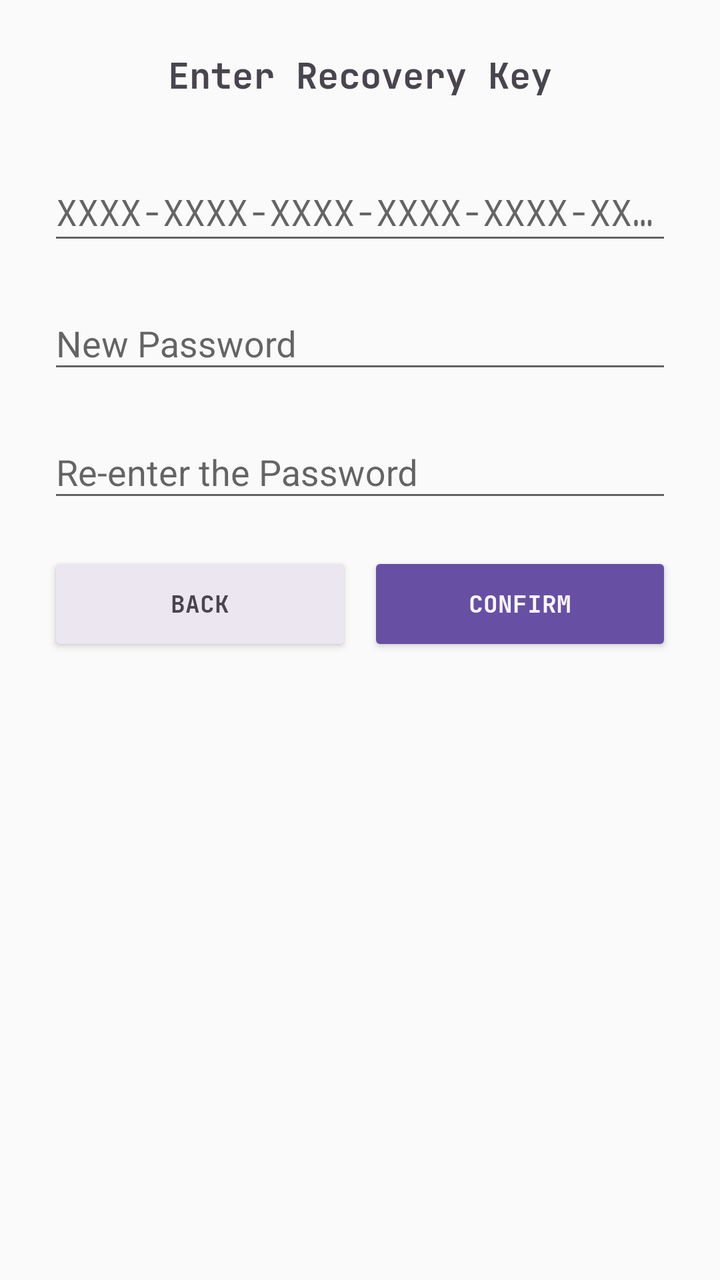
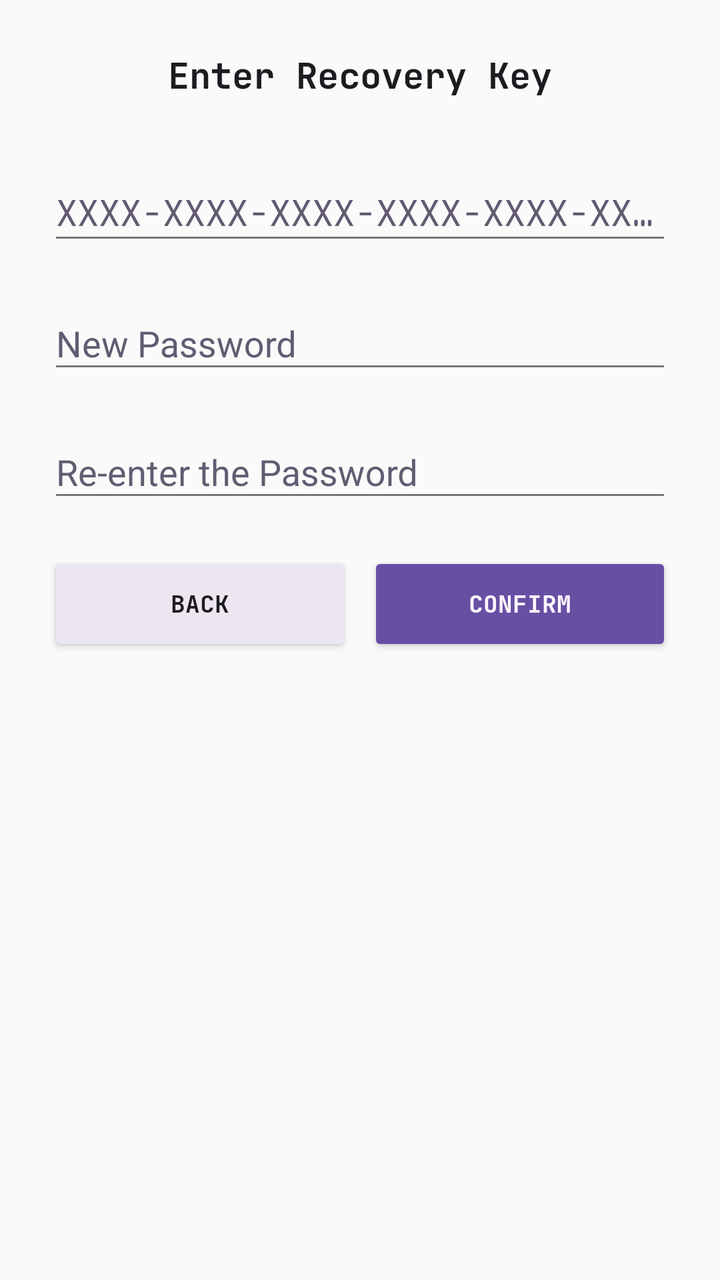

Two renders of the same Android screen: before a commit and after it. Below are the layout's source before the change and the commit's diff.
<!-- AndroidManifest.xml: application theme Theme.AppCompat.Light.NoActionBar -->
<!-- res/layout/dialog_enter_recovery_code.xml -->
<?xml version="1.0" encoding="utf-8"?>
<LinearLayout xmlns:android="http://schemas.android.com/apk/res/android"
    android:layout_width="match_parent"
    android:layout_height="wrap_content"
    android:orientation="vertical"
    android:padding="24dp">

    
    <TextView
        android:layout_width="match_parent"
        android:layout_height="wrap_content"
        android:text="@string/enter_recovery_key"
        android:fontFamily="@font/jetbrainsmonobold"
        android:textSize="18sp"
        android:textColor="@color/text_primary"
        android:gravity="center"
        android:layout_marginBottom="20dp" />

    
    <com.google.android.material.textfield.TextInputLayout
        android:layout_width="match_parent"
        android:layout_height="wrap_content"
        android:hint="@string/recovery_key_hint"
        android:layout_marginBottom="12dp">

        <com.google.android.material.textfield.TextInputEditText
            android:id="@+id/input_recovery_key"
            android:layout_width="match_parent"
            android:layout_height="wrap_content"
            android:fontFamily="@font/jetbrainsmonoregular"
            android:inputType="textCapCharacters"
            android:maxLines="1" />

    </com.google.android.material.textfield.TextInputLayout>

    
    <com.google.android.material.textfield.TextInputLayout
        android:layout_width="match_parent"
        android:layout_height="wrap_content"
        android:hint="@string/enter_the_new_password"
        android:layout_marginBottom="12dp">

        <com.google.android.material.textfield.TextInputEditText
            android:id="@+id/input_new_password"
            android:layout_width="match_parent"
            android:layout_height="wrap_content"
            android:inputType="textPassword" />

    </com.google.android.material.textfield.TextInputLayout>

    
    <com.google.android.material.textfield.TextInputLayout
        android:layout_width="match_parent"
        android:layout_height="wrap_content"
        android:hint="@string/reenter_the_new_password"
        android:layout_marginBottom="20dp">

        <com.google.android.material.textfield.TextInputEditText
            android:id="@+id/input_confirm_password"
            android:layout_width="match_parent"
            android:layout_height="wrap_content"
            android:inputType="textPassword" />

    </com.google.android.material.textfield.TextInputLayout>

    <LinearLayout
        android:id="@+id/recovery_loading_row"
        android:layout_width="match_parent"
        android:layout_height="48dp"
        android:gravity="center"
        android:orientation="horizontal"
        android:visibility="gone"
        android:layout_marginBottom="12dp">

        <ProgressBar
            android:layout_width="24dp"
            android:layout_height="24dp"
            android:indeterminateTint="@color/accent"
            android:indeterminateTintMode="src_in" />

        <TextView
            android:layout_width="wrap_content"
            android:layout_height="wrap_content"
            android:layout_marginStart="12dp"
            android:fontFamily="@font/jetbrainsmonobold"
            android:text="@string/verifying"
            android:textColor="@color/text_primary"
            android:textSize="12sp" />

    </LinearLayout>

    
    <LinearLayout
        android:layout_width="match_parent"
        android:layout_height="wrap_content"
        android:orientation="horizontal"
        android:gravity="center_vertical">

        <Button
            android:id="@+id/btn_wipe_vault"
            android:layout_width="0dp"
            android:layout_height="52dp"
            android:layout_weight="1"
            android:minWidth="96dp"
            android:paddingStart="12dp"
            android:paddingEnd="12dp"
            android:text="@string/wipe_vault"
            android:fontFamily="@font/jetbrainsmonobold"
            android:textSize="12sp"
            android:backgroundTint="@android:color/holo_red_dark"
            android:textColor="@android:color/white"
            android:visibility="gone" />

        <Space
            android:layout_width="8dp"
            android:layout_height="1dp"
            android:visibility="gone" />

        <Button
            android:id="@+id/btn_cancel_recovery"
            android:layout_width="0dp"
            android:layout_height="52dp"
            android:layout_weight="1"
            android:minWidth="96dp"
            android:paddingStart="12dp"
            android:paddingEnd="12dp"
            android:text="@string/cancel"
            android:fontFamily="@font/jetbrainsmonobold"
            android:textSize="12sp"
            android:backgroundTint="@color/background_secondary"
            android:textColor="@color/text_primary"
            android:layout_marginEnd="8dp" />

        <Button
            android:id="@+id/btn_confirm_recovery"
            android:layout_width="0dp"
            android:layout_height="52dp"
            android:layout_weight="1"
            android:minWidth="96dp"
            android:paddingStart="12dp"
            android:paddingEnd="12dp"
            android:text="@string/confirm"
            android:fontFamily="@font/jetbrainsmonobold"
            android:textSize="12sp"
            android:backgroundTint="@color/accent"
            android:textColor="@color/background_primary" />

    </LinearLayout>

</LinearLayout>
<!-- resources referenced by this layout -->
<resources>
  <color name="accent">#6750A4</color>
  <color name="background_primary">#FEF7FF</color>
  <color name="background_secondary">#ECE6F0</color>
  <color name="text_primary">#49454F</color>
  <string name="cancel">Back</string>
  <string name="confirm">Confirm</string>
  <string name="enter_recovery_key" translatable="false">Enter Recovery Key</string>
  <string name="enter_the_new_password">New Password</string>
  <string name="recovery_key_hint" translatable="false">XXXX-XXXX-XXXX-XXXX-XXXX-XXXX</string>
  <string name="reenter_the_new_password">Re-enter the Password</string>
  <string name="verifying" translatable="false">Verifying...</string>
  <string name="wipe_vault" translatable="false">Wipe vault</string>
</resources>

<!-- the commit's change to res/layout/dialog_enter_recovery_code.xml (unified diff, before → after) -->
@@ -1,5 +1,6 @@
 <?xml version="1.0" encoding="utf-8"?>
 <LinearLayout xmlns:android="http://schemas.android.com/apk/res/android"
+    xmlns:app="http://schemas.android.com/apk/res-auto"
     android:layout_width="match_parent"
     android:layout_height="wrap_content"
     android:orientation="vertical"
@@ -12,7 +13,7 @@
         android:text="@string/enter_recovery_key"
         android:fontFamily="@font/jetbrainsmonobold"
         android:textSize="18sp"
-        android:textColor="@color/text_primary"
+        android:textColor="@color/recovery_dialog_text"
         android:gravity="center"
         android:layout_marginBottom="20dp" />
 
@@ -21,7 +22,11 @@
         android:layout_width="match_parent"
         android:layout_height="wrap_content"
         android:hint="@string/recovery_key_hint"
-        android:layout_marginBottom="12dp">
+        android:layout_marginBottom="12dp"
+        android:textColorHint="@color/recovery_dialog_hint"
+        app:hintTextColor="@color/recovery_dialog_hint"
+        app:hintTextAppearance="@style/RecoveryDialogHintText"
+        app:boxStrokeColor="@color/recovery_dialog_line">
 
         <com.google.android.material.textfield.TextInputEditText
             android:id="@+id/input_recovery_key"
@@ -29,7 +34,10 @@
             android:layout_height="wrap_content"
             android:fontFamily="@font/jetbrainsmonoregular"
             android:inputType="textCapCharacters"
-            android:maxLines="1" />
+            android:maxLines="1"
+            android:textColor="@color/recovery_dialog_text"
+            android:textColorHint="@color/recovery_dialog_hint"
+            android:backgroundTint="@color/recovery_dialog_line" />
 
     </com.google.android.material.textfield.TextInputLayout>
 
@@ -38,13 +46,20 @@
         android:layout_width="match_parent"
         android:layout_height="wrap_content"
         android:hint="@string/enter_the_new_password"
-        android:layout_marginBottom="12dp">
+        android:layout_marginBottom="12dp"
+        android:textColorHint="@color/recovery_dialog_hint"
+        app:hintTextColor="@color/recovery_dialog_hint"
+        app:hintTextAppearance="@style/RecoveryDialogHintText"
+        app:boxStrokeColor="@color/recovery_dialog_line">
 
         <com.google.android.material.textfield.TextInputEditText
             android:id="@+id/input_new_password"
             android:layout_width="match_parent"
             android:layout_height="wrap_content"
-            android:inputType="textPassword" />
+            android:inputType="textPassword"
+            android:textColor="@color/recovery_dialog_text"
+            android:textColorHint="@color/recovery_dialog_hint"
+            android:backgroundTint="@color/recovery_dialog_line" />
 
     </com.google.android.material.textfield.TextInputLayout>
 
@@ -53,13 +68,20 @@
         android:layout_width="match_parent"
         android:layout_height="wrap_content"
         android:hint="@string/reenter_the_new_password"
-        android:layout_marginBottom="20dp">
+        android:layout_marginBottom="20dp"
+        android:textColorHint="@color/recovery_dialog_hint"
+        app:hintTextColor="@color/recovery_dialog_hint"
+        app:hintTextAppearance="@style/RecoveryDialogHintText"
+        app:boxStrokeColor="@color/recovery_dialog_line">
 
         <com.google.android.material.textfield.TextInputEditText
             android:id="@+id/input_confirm_password"
             android:layout_width="match_parent"
             android:layout_height="wrap_content"
-            android:inputType="textPassword" />
+            android:inputType="textPassword"
+            android:textColor="@color/recovery_dialog_text"
+            android:textColorHint="@color/recovery_dialog_hint"
+            android:backgroundTint="@color/recovery_dialog_line" />
 
     </com.google.android.material.textfield.TextInputLayout>
 
@@ -84,7 +106,7 @@
             android:layout_marginStart="12dp"
             android:fontFamily="@font/jetbrainsmonobold"
             android:text="@string/verifying"
-            android:textColor="@color/text_primary"
+            android:textColor="@color/recovery_dialog_text"
             android:textSize="12sp" />
 
     </LinearLayout>
@@ -128,7 +150,7 @@
             android:fontFamily="@font/jetbrainsmonobold"
             android:textSize="12sp"
             android:backgroundTint="@color/background_secondary"
-            android:textColor="@color/text_primary"
+            android:textColor="@color/recovery_dialog_text"
             android:layout_marginEnd="8dp" />
 
         <Button
<!-- resource entries referenced after the edit -->
@@ -3,7 +3,9 @@
   <color name="accent">#6750A4</color>
   <color name="background_primary">#FEF7FF</color>
   <color name="background_secondary">#ECE6F0</color>
-  <color name="text_primary">#49454F</color>
+  <color name="recovery_dialog_hint">#625B71</color>
+  <color name="recovery_dialog_line">#79747E</color>
+  <color name="recovery_dialog_text">#1D1B20</color>
   <string name="cancel">Back</string>
   <string name="confirm">Confirm</string>
   <string name="enter_recovery_key" translatable="false">Enter Recovery Key</string>
@@ -12,5 +14,9 @@
   <string name="reenter_the_new_password">Re-enter the Password</string>
   <string name="verifying" translatable="false">Verifying...</string>
   <string name="wipe_vault" translatable="false">Wipe vault</string>
+  <style name="RecoveryDialogHintText" parent="TextAppearance.MaterialComponents.Caption">
+          <item name="android:textColor">@color/recovery_dialog_hint</item>
+          <item name="android:fontFamily">@font/jetbrainsmonoregular</item>
+      </style>
 </resources>
 
